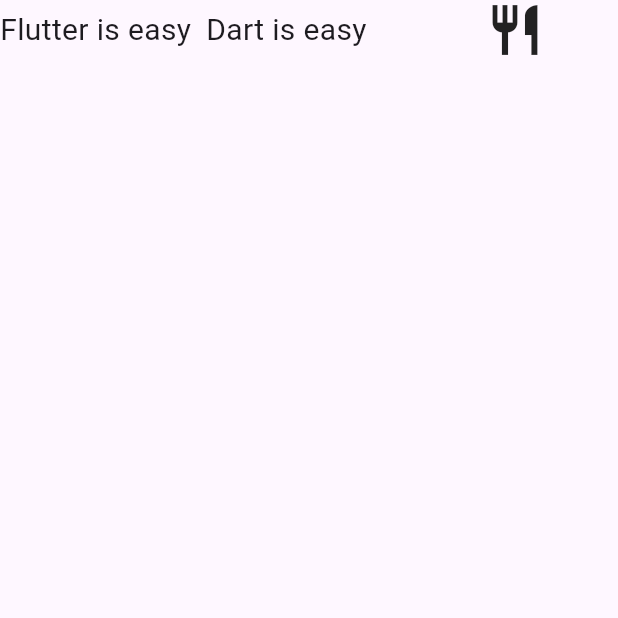
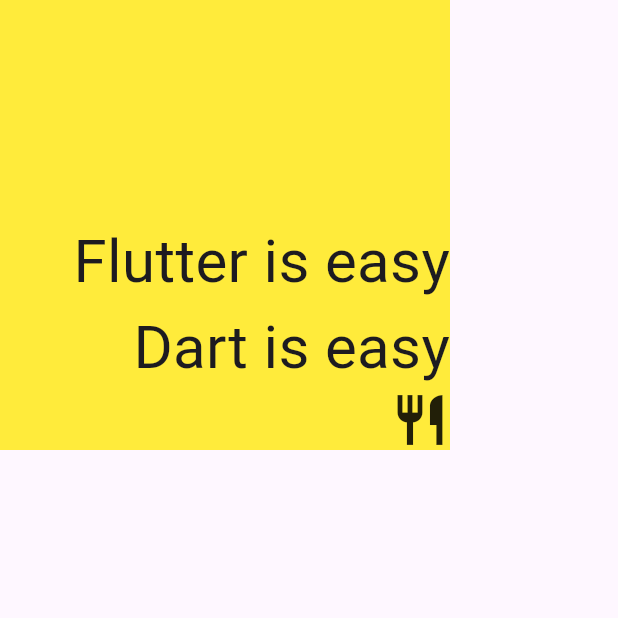
Before and after one commit to Sameemadhu16/Sample_Flutter_Apps, a Flutter app: the screen it shows after launch, on a phone screen of 412 x 824 dp, the top half of it. Run offline on Flutter 3.47's test engine with Material 3 defaults, Android fonts, the light colour scheme and no system bars.

Commit message:
How main and cross alignments works

```diff
--- a/flutter_container/lib/main.dart
+++ b/flutter_container/lib/main.dart
@@ -1,7 +1,7 @@
 import 'package:flutter/material.dart';
 
 void main() {
-  runApp(MyApp());
+  runApp(const MyApp());
 }
 
 class MyApp extends StatelessWidget {
@@ -9,31 +9,32 @@
 
   @override
   Widget build(BuildContext context) {
-    return const MaterialApp(
+    return MaterialApp(
       debugShowCheckedModeBanner: false,
       home: SafeArea(
         child: Scaffold(
-          body: Row(
-            children: [
-              Expanded(
-                child: Text(
+          body: Container(
+            width: 300,
+            height: 300,
+            color: Colors.yellow,
+            child: const Column(
+              mainAxisAlignment: MainAxisAlignment.end,
+              crossAxisAlignment: CrossAxisAlignment.end,
+              children: [
+                Text(
                   "Flutter is easy",
-                  style: TextStyle(fontSize: 20),
+                  style: TextStyle(fontSize: 40),
                 ),
-              ),
-              Expanded(
-                child: Text(
+                Text(
                   "Dart is easy",
-                  style: TextStyle(fontSize: 20),
+                  style: TextStyle(fontSize: 40),
                 ),
-              ),
-              Expanded(
-                child: Icon(
+                Icon(
                   Icons.restaurant,
                   size: 40,
-                ),
-              )
-            ],
+                )
+              ],
+            ),
           ),
         ),
       ),
```
